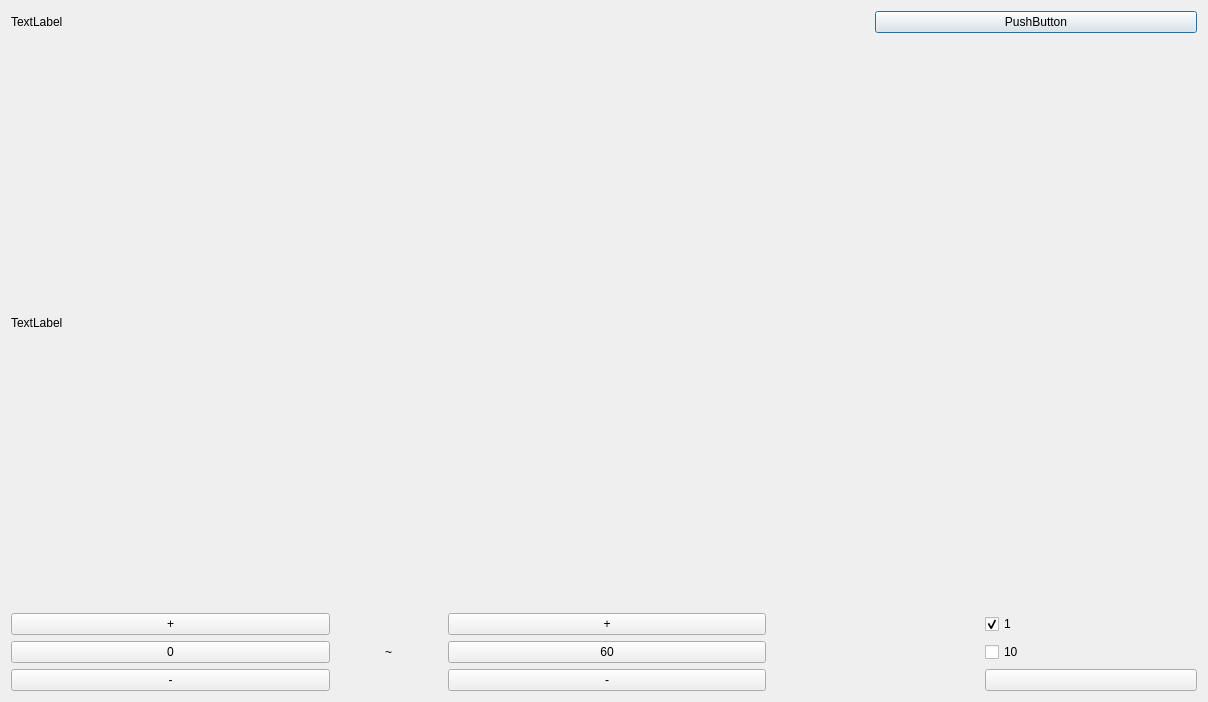
wruwami/TPCAM-M30, file SearchBoxDialog.ui: the form before one commit.
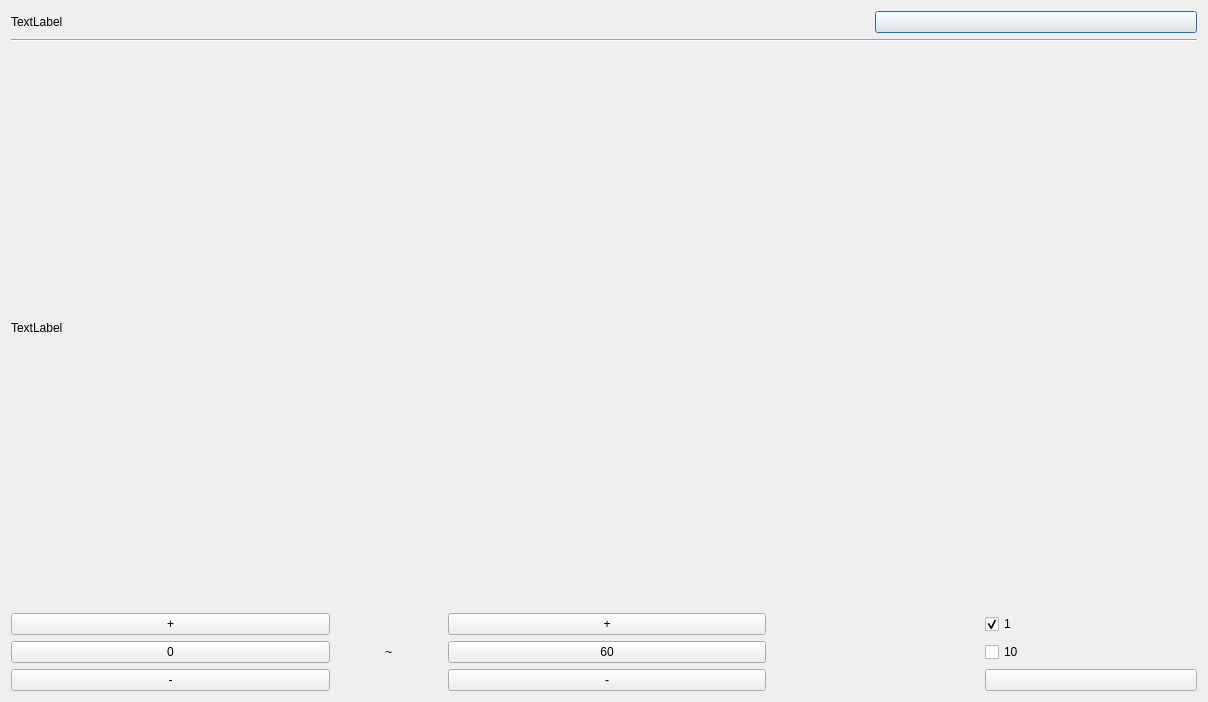
The form after the commit. Custom widgets are drawn as their Qt base class.

The edit to the form file:
```diff
--- a/SearchBoxDialog.ui
+++ b/SearchBoxDialog.ui
@@ -16,7 +16,7 @@
   <property name="styleSheet">
    <string notr="true"/>
   </property>
-  <layout class="QVBoxLayout" name="verticalLayout_2" stretch="14,68">
+  <layout class="QVBoxLayout" name="verticalLayout_2" stretch="14,0,68">
    <item>
     <layout class="QHBoxLayout" name="horizontalLayout_3" stretch="347,130">
      <item>
@@ -29,12 +29,19 @@
      <item>
       <widget class="CustomPushButton" name="closePushButton">
        <property name="text">
-        <string>PushButton</string>
+        <string/>
        </property>
       </widget>
      </item>
     </layout>
    </item>
+   <item>
+    <widget class="Line" name="line">
+     <property name="orientation">
+      <enum>Qt::Horizontal</enum>
+     </property>
+    </widget>
+   </item>
    <item>
     <layout class="QVBoxLayout" name="verticalLayout" stretch="1,3">
      <item>
```
